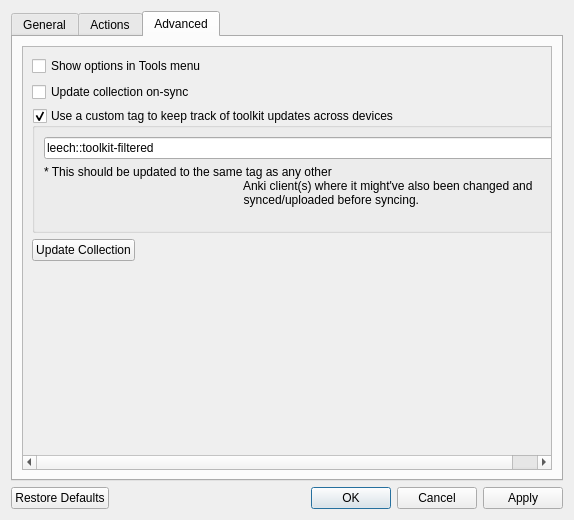
iamjustkoi/LeechToolkit, file res/ui/options_dialog.ui: the form before one commit.
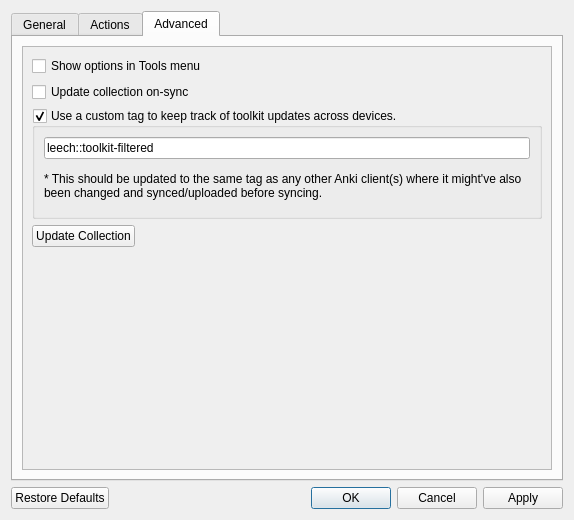
The form after the commit. The open tabs and pages were chosen to show the change.

The edit to the form file:
```diff
--- a/res/ui/options_dialog.ui
+++ b/res/ui/options_dialog.ui
@@ -299,8 +299,7 @@
                                             </string>
                                         </property>
                                         <property name="title">
-                                            <string>Use a custom tag to keep track of toolkit updates across devices
-                                            </string>
+              <string>Use a custom tag to keep track of toolkit updates across devices.</string>
                                         </property>
                                         <property name="checkable">
                                             <bool>true</bool>
@@ -316,10 +315,7 @@
                                             <item>
                                                 <widget class="QLabel" name="label">
                                                     <property name="text">
-                                                        <string>* This should be updated to the same tag as any other
-                                                            Anki client(s) where it might've also been changed and
-                                                            synced/uploaded before syncing.
-                                                        </string>
+                 <string>* This should be updated to the same tag as any other Anki client(s) where it might've also been changed and synced/uploaded before syncing.</string>
                                                     </property>
                                                     <property name="wordWrap">
                                                         <bool>true</bool>
```
Left out of the diff: 26 changed lines with no effect on the pictures. Lines whose indentation alone changed are shown as unchanged.
